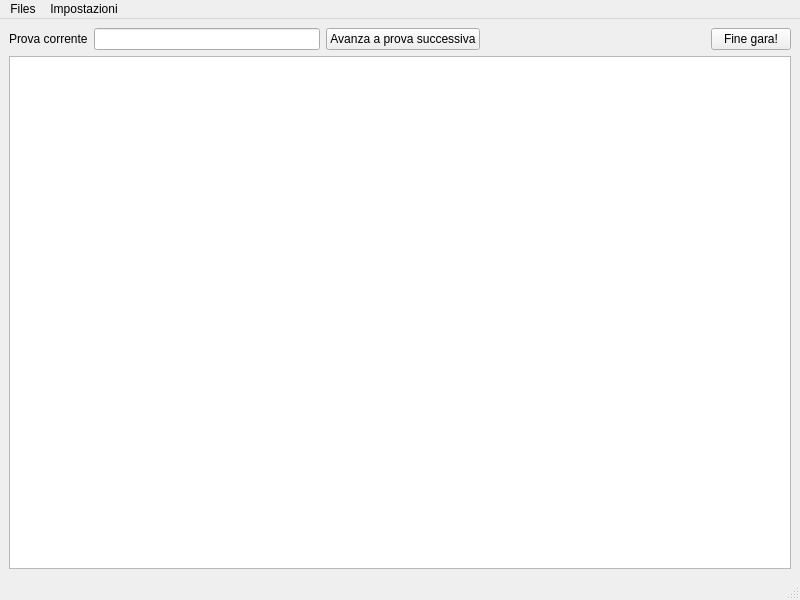
nferruzzi/giudice-server, file ui/mainwindow.ui: the form before one commit.
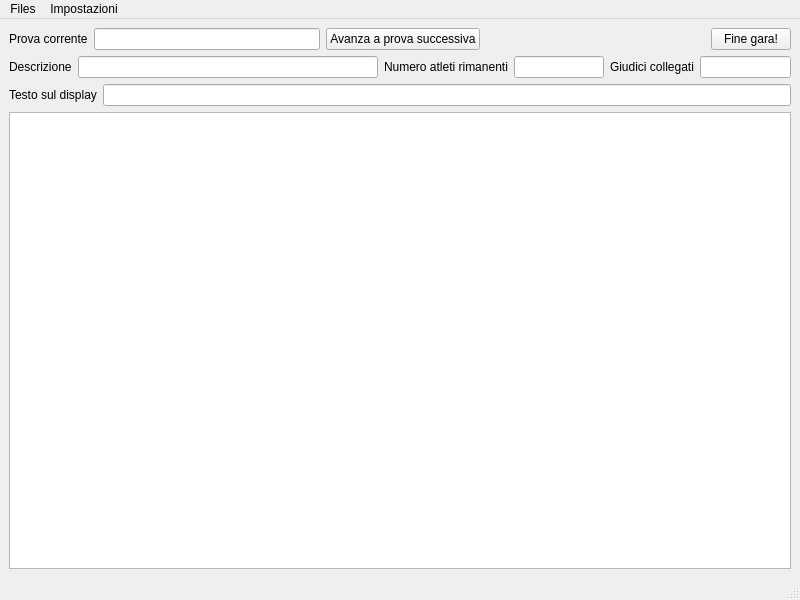
The form after the commit.

Commit message: MainWindow: update UI with gara data

```diff
--- a/ui/mainwindow.ui
+++ b/ui/mainwindow.ui
@@ -63,6 +63,82 @@
       </item>
      </layout>
     </item>
+    <item>
+     <layout class="QHBoxLayout" name="horizontalLayout_2">
+      <item>
+       <widget class="QLabel" name="label_2">
+        <property name="text">
+         <string>Descrizione</string>
+        </property>
+       </widget>
+      </item>
+      <item>
+       <widget class="QLineEdit" name="description">
+        <property name="minimumSize">
+         <size>
+          <width>300</width>
+          <height>0</height>
+         </size>
+        </property>
+        <property name="readOnly">
+         <bool>true</bool>
+        </property>
+       </widget>
+      </item>
+      <item>
+       <widget class="QLabel" name="label_3">
+        <property name="text">
+         <string>Numero atleti rimanenti</string>
+        </property>
+       </widget>
+      </item>
+      <item>
+       <widget class="QLineEdit" name="usersCounter">
+        <property name="readOnly">
+         <bool>true</bool>
+        </property>
+       </widget>
+      </item>
+      <item>
+       <widget class="QLabel" name="label_4">
+        <property name="text">
+         <string>Giudici collegati</string>
+        </property>
+       </widget>
+      </item>
+      <item>
+       <widget class="QLineEdit" name="judgesCounter">
+        <property name="readOnly">
+         <bool>true</bool>
+        </property>
+       </widget>
+      </item>
+     </layout>
+    </item>
+    <item>
+     <layout class="QHBoxLayout" name="horizontalLayout_3">
+      <item>
+       <widget class="QLabel" name="label_5">
+        <property name="text">
+         <string>Testo sul display</string>
+        </property>
+       </widget>
+      </item>
+      <item>
+       <widget class="QLineEdit" name="displayPreview">
+        <property name="minimumSize">
+         <size>
+          <width>300</width>
+          <height>0</height>
+         </size>
+        </property>
+        <property name="readOnly">
+         <bool>true</bool>
+        </property>
+       </widget>
+      </item>
+     </layout>
+    </item>
     <item>
      <widget class="QTableView" name="tableView"/>
     </item>
```
The commit also changes 2 other files.
